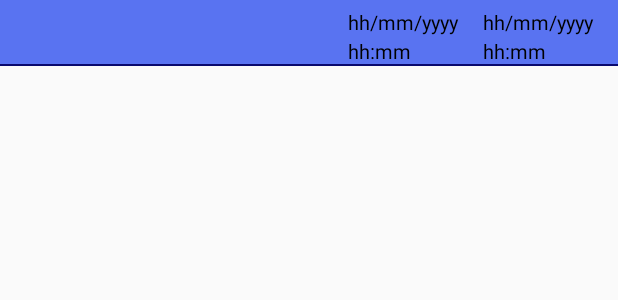
After one commit to UjjawalAyush/kamsh, an Android app: the layout contestpost.xml on its own in the app's theme, with its tools: preview values and no code run, on a phone screen of 412 x 824 dp. The commit adds this screen. Shown: the top 300 px of the screen. Run offline under Robolectric (Android 15) with nearby library versions, the phone set to English and light mode, and no system bars.

Commit message:
Past,Active,Future Contest feature updated

```diff
--- a/app/src/main/AndroidManifest.xml
+++ b/app/src/main/AndroidManifest.xml
@@ -54,7 +54,7 @@
                 <category android:name="android.intent.category.DEFAULT" />
             </intent-filter>
         </activity>
-        <activity android:name=".Host">
+        <activity android:name=".ContestFeatures.Host">
             <intent-filter>
                 <action android:name="com.ujjawalayush.example.kamsh.host" />
 
--- a/app/src/main/java/com/ujjawalayush/example/kamsh/MainActivity.java
+++ b/app/src/main/java/com/ujjawalayush/example/kamsh/MainActivity.java
@@ -6,7 +6,6 @@ import android.support.design.widget.BottomNavigationView;
 import android.support.design.widget.NavigationView;
 import android.support.v4.app.Fragment;
 import android.support.v4.app.FragmentManager;
-import android.support.v4.app.FragmentTransaction;
 import android.support.v4.widget.DrawerLayout;
 import android.support.v7.app.ActionBarDrawerToggle;
 import android.support.v7.app.AppCompatActivity;
@@ -17,6 +16,7 @@ import android.view.MenuItem;
 import android.view.View;
 import android.widget.TextView;
 
+import com.ujjawalayush.example.kamsh.ContestFeatures.Host;
 import com.ujjawalayush.example.kamsh.EditBlog.Addpost;
 import com.ujjawalayush.example.kamsh.Fragments.ContestFragment;
 import com.ujjawalayush.example.kamsh.Fragments.DraftFragment;
--- /dev/null
+++ b/app/src/main/res/layout/contestpost.xml
@@ -0,0 +1,99 @@
+<?xml version="1.0" encoding="utf-8"?>
+<RelativeLayout
+    xmlns:android="http://schemas.android.com/apk/res/android" android:layout_width="match_parent"
+    android:id="@+id/relativeLayout"
+    android:background="@color/blue"
+    android:layout_height="wrap_content">
+
+    <TextView
+        android:id="@+id/name"
+        android:layout_width="wrap_content"
+        android:layout_height="wrap_content"
+        android:layout_alignEnd="@+id/dummy3"
+        android:layout_alignParentStart="true"
+        android:layout_marginStart="20dp"
+        android:layout_marginEnd="0dp"
+        android:layout_marginTop="10dp"
+        android:layout_marginBottom="15dp"
+        android:gravity="start"
+        android:textColor="@color/black"
+        android:textSize="13sp" />
+    <TextView
+        android:layout_width="wrap_content"
+        android:layout_height="wrap_content"
+        android:layout_alignStart="@id/start_date"
+        android:layout_marginStart="-10dp"
+        android:id="@+id/dummy3"/>
+    <TextView
+        android:layout_width="80dp"
+        android:id="@+id/start_date"
+        android:layout_marginEnd="100dp"
+        android:layout_centerHorizontal="true"
+        android:text="hh/mm/yyyy"
+        android:layout_marginTop="5dp"
+        android:textSize="13sp"
+        android:textColor="@color/black"
+        android:layout_alignParentEnd="true"
+        android:layout_height="wrap_content" />
+    <TextView
+        android:layout_width="wrap_content"
+        android:layout_height="wrap_content"
+        android:layout_alignBottom="@+id/start_date"
+        android:layout_marginBottom="-20dp"
+        android:id="@+id/dummy2"/>
+    <TextView
+        android:layout_width="80dp"
+        android:id="@+id/start_time"
+        android:layout_centerHorizontal="true"
+        android:text="hh:mm"
+        android:layout_marginEnd="100dp"
+        android:textSize="13sp"
+        android:layout_alignTop="@+id/dummy2"
+        android:layout_marginTop="0dp"
+        android:layout_centerVertical="true"
+        android:textColor="@color/black"
+        android:layout_alignParentEnd="true"
+        android:layout_height="wrap_content" />
+    <TextView
+        android:layout_width="80dp"
+        android:id="@+id/end_date"
+        android:layout_marginEnd="10dp"
+        android:layout_centerHorizontal="true"
+        android:text="hh/mm/yyyy"
+        android:layout_marginTop="5dp"
+        android:textSize="13sp"
+        android:textColor="@color/black"
+        android:layout_alignParentEnd="true"
+        android:layout_height="wrap_content" />
+    <TextView
+        android:layout_width="wrap_content"
+        android:layout_height="wrap_content"
+        android:layout_alignBottom="@+id/end_date"
+        android:layout_marginBottom="-20dp"
+        android:id="@+id/dummy1"/>
+    <TextView
+        android:layout_width="80dp"
+        android:id="@+id/end_time"
+        android:layout_centerHorizontal="true"
+        android:text="hh:mm"
+        android:layout_marginEnd="10dp"
+        android:textSize="13sp"
+        android:layout_alignTop="@+id/dummy1"
+        android:layout_marginTop="0dp"
+        android:layout_centerVertical="true"
+        android:textColor="@color/black"
+        android:layout_alignParentEnd="true"
+        android:layout_height="wrap_content" />
+    <TextView
+        android:layout_width="wrap_content"
+        android:layout_height="wrap_content"
+        android:id="@+id/dummy4"
+        android:layout_alignBottom="@id/name"
+        android:layout_marginBottom="-15dp"/>
+    <View
+        android:layout_width="match_parent"
+        android:layout_height="1dp"
+        android:layout_alignBottom="@id/dummy4"
+        android:layout_marginBottom="0dp"
+        android:background="@color/navyblue"/>
+</RelativeLayout>
--- a/app/src/main/res/layout/fragment_contest.xml
+++ b/app/src/main/res/layout/fragment_contest.xml
@@ -281,13 +281,13 @@
         android:layout_height="wrap_content"
         android:layout_marginBottom="-20dp"
         android:id="@+id/dummy7"
-        android:layout_alignBottom="@+id/view2"/>
+        android:layout_alignBottom="@+id/view4"/>
     <android.support.v7.widget.RecyclerView
         android:layout_width="match_parent"
         android:layout_height="wrap_content"
         android:id="@+id/recyclerView3"
         android:layout_marginStart="3dp"
-        android:layout_alignTop="@+id/dummy3"
+        android:layout_alignTop="@+id/dummy7"
         android:layout_marginEnd="3dp">
     </android.support.v7.widget.RecyclerView>
     <com.github.clans.fab.FloatingActionMenu
--- a/app/src/main/res/values/strings.xml
+++ b/app/src/main/res/values/strings.xml
@@ -12,4 +12,5 @@
     <string name="starts_at">Starts At:</string>
     <string name="dd_mm_yy_00_00">dd/mm/yy 00:00</string>
     <string name="ed">Ends At:</string>
+    <string name="date">hh:mm:yyyy\\nhh:mm</string>
 </resources>
```
Also changed, not shown: app/src/main/java/com/ujjawalayush/example/kamsh/Adapter/ContestAdapter.java (added, +80 -0 lines), app/src/main/java/com/ujjawalayush/example/kamsh/ContestFeatures/Host.java (renamed from app/src/main/java/com/ujjawalayush/example/kamsh/Host.java, +7 -1 lines), app/src/main/java/com/ujjawalayush/example/kamsh/FirebaseData/ContestData.java (+9 -1 lines), app/src/main/java/com/ujjawalayush/example/kamsh/Fragments/ContestFragment.java (+120 -1 lines).
